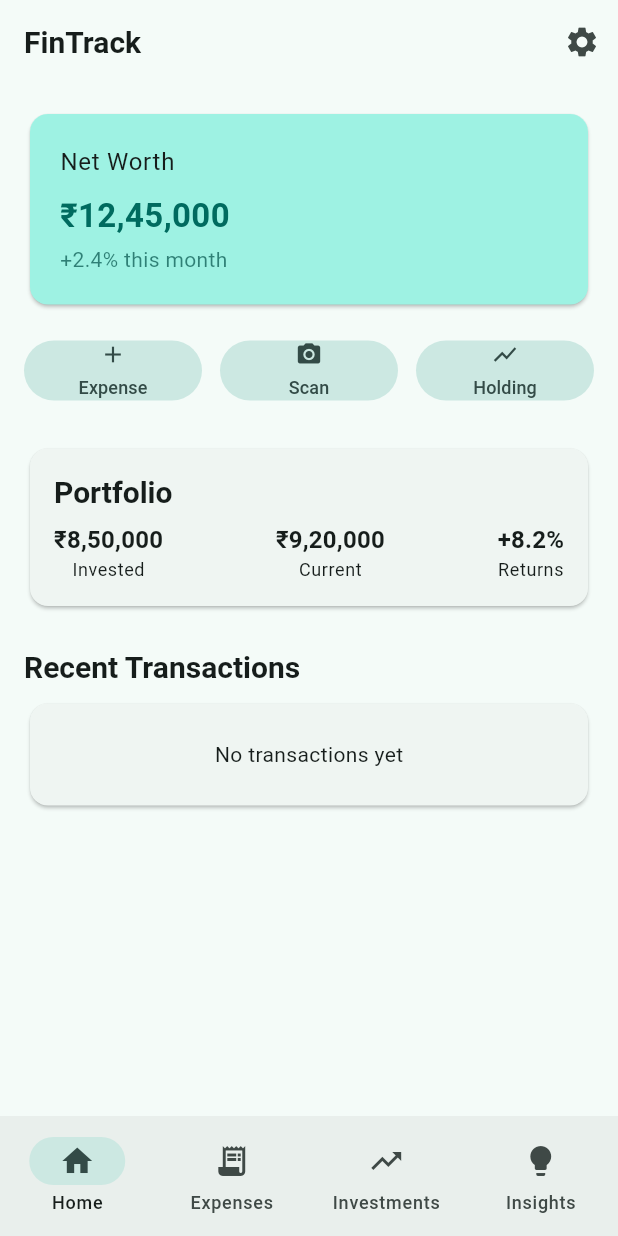
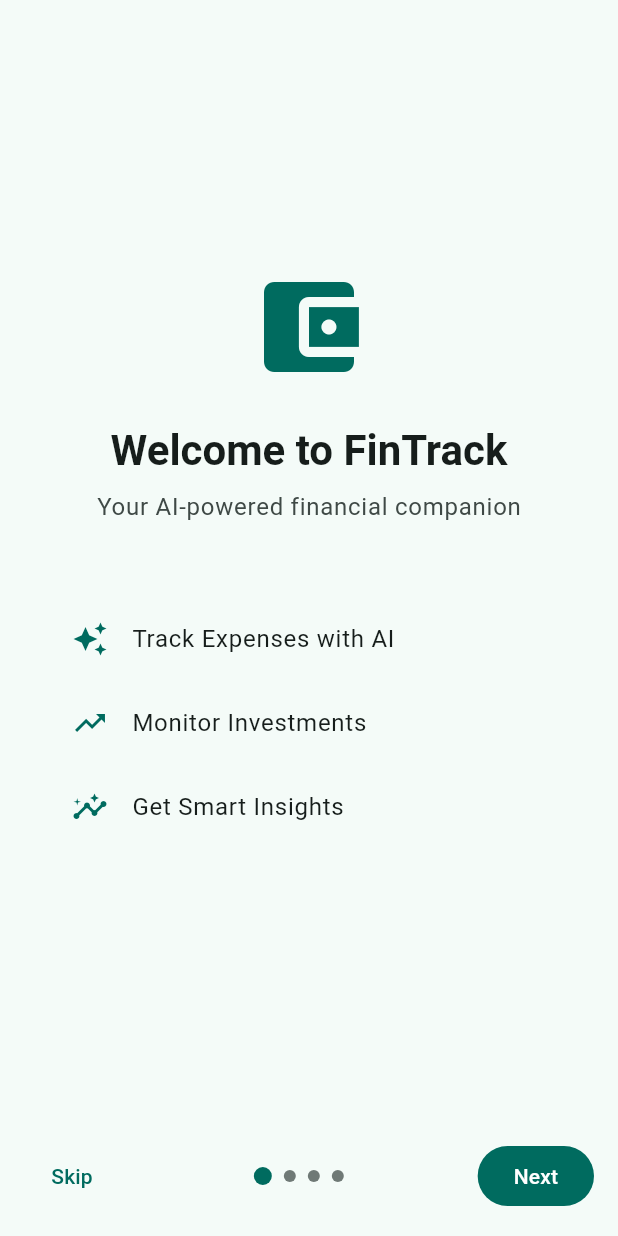
Before and after one commit to NeelGupta121/FinTrack, a Flutter app: the screen it shows after launch, on a phone screen of 412 x 824 dp. Run offline on Flutter 3.47's test engine with Material 3 defaults, Android fonts, the phone set to English and light mode, and no system bars; our stand-ins replace dio, equatable, fl_chart, flutter_local_notifications, flutter_riverpod, go_router and 8 more; missing offline and left inert: google_mlkit_text_recognition, telephony, tflite_flutter, workmanager; accounts and stored records are empty.

Commit message:
feat: first-run onboarding wizard
4-page onboarding flow for new users:
- welcome_page.dart: feature highlights with staggered animations
- permissions_page.dart: SMS + notification permission requests
- setup_accounts_page.dart: SMS import (90 days) + initial budget setup
- done_page.dart: celebration animation + transaction count summary

Infrastructure:
- onboarding_screen.dart: PageView with dot indicators, next/skip
- onboarding_provider.dart: shared_preferences flag, SMS scan, permissions
- app.dart: GoRouter redirect to onboarding if not complete
- pubspec.yaml: +shared_preferences dependency

```diff
--- a/lib/app.dart
+++ b/lib/app.dart
@@ -1,6 +1,7 @@
 import 'package:flutter/material.dart';
 import 'package:flutter_riverpod/flutter_riverpod.dart';
 import 'package:go_router/go_router.dart';
+import 'package:shared_preferences/shared_preferences.dart';
 import 'presentation/common/theme/app_theme.dart';
 import 'presentation/common/theme/app_animations.dart';
 import 'presentation/common/widgets/bottom_nav.dart';
@@ -10,10 +11,17 @@ import 'presentation/expenses/add_expense_screen.dart';
 import 'presentation/investments/investments_screen.dart';
 import 'presentation/insights/insights_screen.dart';
 import 'presentation/settings/settings_screen.dart';
+import 'presentation/onboarding/onboarding_screen.dart';
+
+final _onboardingDone = FutureProvider<bool>((ref) async {
+  final prefs = await SharedPreferences.getInstance();
+  return prefs.getBool('onboarding_complete') ?? false;
+});
 
 final _router = GoRouter(
   initialLocation: '/',
   routes: [
+    GoRoute(path: '/onboarding', builder: (_, __) => const OnboardingScreen()),
     StatefulShellRoute.indexedStack(
       builder: (context, state, shell) => Scaffold(
         body: shell,
@@ -59,13 +67,24 @@ class FinTrackApp extends ConsumerWidget {
   @override
   Widget build(BuildContext context, WidgetRef ref) {
     final themeMode = ref.watch(themeModeProvider);
-    return MaterialApp.router(
-      title: 'FinTrack',
-      debugShowCheckedModeBanner: false,
-      theme: AppTheme.light(),
-      darkTheme: AppTheme.dark(),
-      themeMode: themeMode,
-      routerConfig: _router,
+    final onboarded = ref.watch(_onboardingDone);
+    return onboarded.when(
+      loading: () => const MaterialApp(home: Scaffold(body: Center(child: CircularProgressIndicator()))),
+      error: (_, __) => MaterialApp.router(routerConfig: _router),
+      data: (done) => MaterialApp.router(
+        title: 'FinTrack',
+        debugShowCheckedModeBanner: false,
+        theme: AppTheme.light(),
+        darkTheme: AppTheme.dark(),
+        themeMode: themeMode,
+        routerConfig: done ? _router : GoRouter(
+          initialLocation: '/onboarding',
+          routes: [
+            GoRoute(path: '/onboarding', builder: (_, __) => const OnboardingScreen()),
+            GoRoute(path: '/', redirect: (_, __) => '/onboarding'),
+          ],
+        ),
+      ),
     );
   }
 }
--- /dev/null
+++ b/lib/presentation/onboarding/onboarding_screen.dart
@@ -0,0 +1,80 @@
+import 'package:flutter/material.dart';
+import 'package:flutter_riverpod/flutter_riverpod.dart';
+import 'package:go_router/go_router.dart';
+import 'onboarding_provider.dart';
+import 'pages/welcome_page.dart';
+import 'pages/permissions_page.dart';
+import 'pages/setup_accounts_page.dart';
+import 'pages/done_page.dart';
+
+class OnboardingScreen extends ConsumerStatefulWidget {
+  const OnboardingScreen({super.key});
+  @override
+  ConsumerState<OnboardingScreen> createState() => _OnboardingScreenState();
+}
+
+class _OnboardingScreenState extends ConsumerState<OnboardingScreen> {
+  final _controller = PageController();
+  int _page = 0;
+
+  void _next() => _controller.nextPage(
+      duration: const Duration(milliseconds: 300), curve: Curves.easeInOut);
+
+  Future<void> _finish() async {
+    await setOnboardingComplete();
+    if (mounted) context.go('/');
+  }
+
+  @override
+  Widget build(BuildContext context) {
+    return Scaffold(
+      body: SafeArea(
+        child: Column(
+          children: [
+            Expanded(
+              child: PageView(
+                controller: _controller,
+                onPageChanged: (i) => setState(() => _page = i),
+                children: [
+                  const WelcomePage(),
+                  const PermissionsPage(),
+                  const SetupAccountsPage(),
+                  DonePage(onFinish: _finish),
+                ],
+              ),
+            ),
+            Padding(
+              padding: const EdgeInsets.all(16),
+              child: Row(
+                mainAxisAlignment: MainAxisAlignment.spaceBetween,
+                children: [
+                  if (_page < 3)
+                    TextButton(onPressed: _finish, child: const Text('Skip'))
+                  else
+                    const SizedBox(width: 60),
+                  Row(children: List.generate(4, (i) => _dot(i == _page))),
+                  if (_page < 3)
+                    FilledButton(onPressed: _next, child: const Text('Next'))
+                  else
+                    const SizedBox(width: 60),
+                ],
+              ),
+            ),
+          ],
+        ),
+      ),
+    );
+  }
+
+  Widget _dot(bool active) => Container(
+        margin: const EdgeInsets.symmetric(horizontal: 4),
+        width: active ? 12 : 8,
+        height: active ? 12 : 8,
+        decoration: BoxDecoration(
+          shape: BoxShape.circle,
+          color: active
+              ? Theme.of(context).colorScheme.primary
+              : Theme.of(context).colorScheme.outline,
+        ),
+      );
+}
--- /dev/null
+++ b/lib/presentation/onboarding/pages/welcome_page.dart
@@ -0,0 +1,46 @@
+import 'package:flutter/material.dart';
+import '../../common/widgets/fade_slide_transition.dart';
+
+class WelcomePage extends StatelessWidget {
+  const WelcomePage({super.key});
+
+  static const _features = [
+    (Icons.auto_awesome, 'Track Expenses with AI'),
+    (Icons.trending_up, 'Monitor Investments'),
+    (Icons.insights, 'Get Smart Insights'),
+  ];
+
+  @override
+  Widget build(BuildContext context) {
+    final theme = Theme.of(context);
+    return Padding(
+      padding: const EdgeInsets.all(32),
+      child: Column(
+        mainAxisAlignment: MainAxisAlignment.center,
+        children: [
+          Icon(Icons.account_balance_wallet,
+              size: 80, color: theme.colorScheme.primary),
+          const SizedBox(height: 24),
+          Text('Welcome to FinTrack',
+              style: theme.textTheme.headlineMedium
+                  ?.copyWith(fontWeight: FontWeight.bold)),
+          const SizedBox(height: 8),
+          Text('Your AI-powered financial companion',
+              style: theme.textTheme.bodyLarge
+                  ?.copyWith(color: theme.colorScheme.onSurfaceVariant)),
+          const SizedBox(height: 48),
+          ...List.generate(_features.length, (i) {
+            final (icon, label) = _features[i];
+            return FadeSlideTransition(
+              delay: Duration(milliseconds: 200 + i * 200),
+              child: ListTile(
+                leading: Icon(icon, color: theme.colorScheme.primary),
+                title: Text(label),
+              ),
+            );
+          }),
+        ],
+      ),
+    );
+  }
+}
--- a/pubspec.yaml
+++ b/pubspec.yaml
@@ -55,6 +55,9 @@ dependencies:
   pdf: ^3.10.8
   timezone: ^0.9.3
 
+  # Preferences
+  shared_preferences: ^2.2.3
+
   # Utils
   uuid: ^4.4.0
   equatable: ^2.0.5
```
Also changed, not shown: lib/presentation/onboarding/onboarding_provider.dart (added, +47 -0 lines), lib/presentation/onboarding/pages/done_page.dart (added, +58 -0 lines), lib/presentation/onboarding/pages/permissions_page.dart (added, +70 -0 lines), lib/presentation/onboarding/pages/setup_accounts_page.dart (added, +62 -0 lines).
